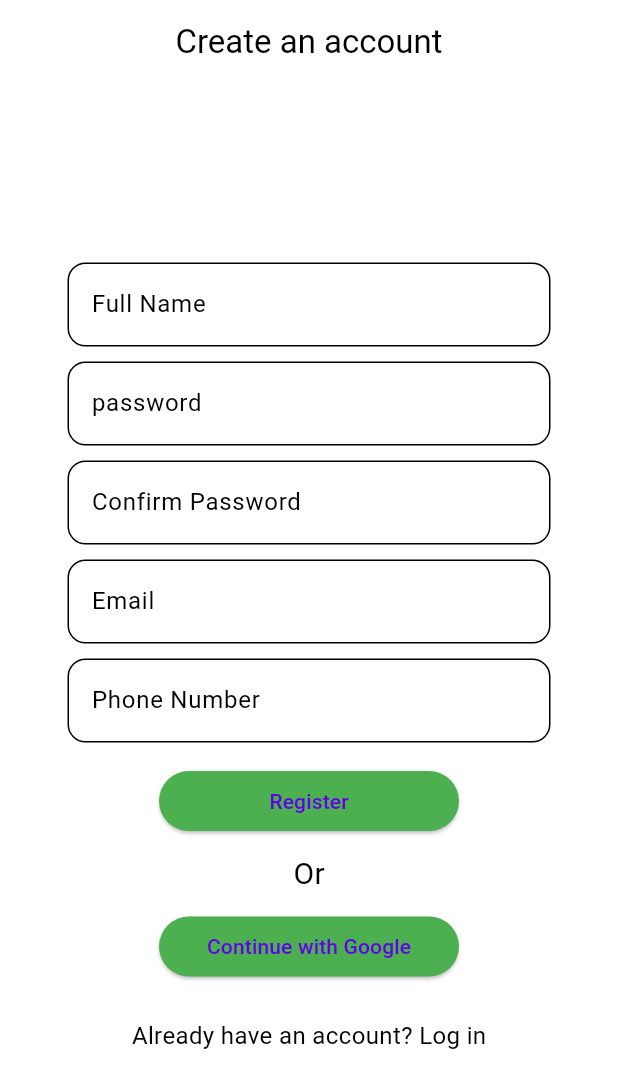
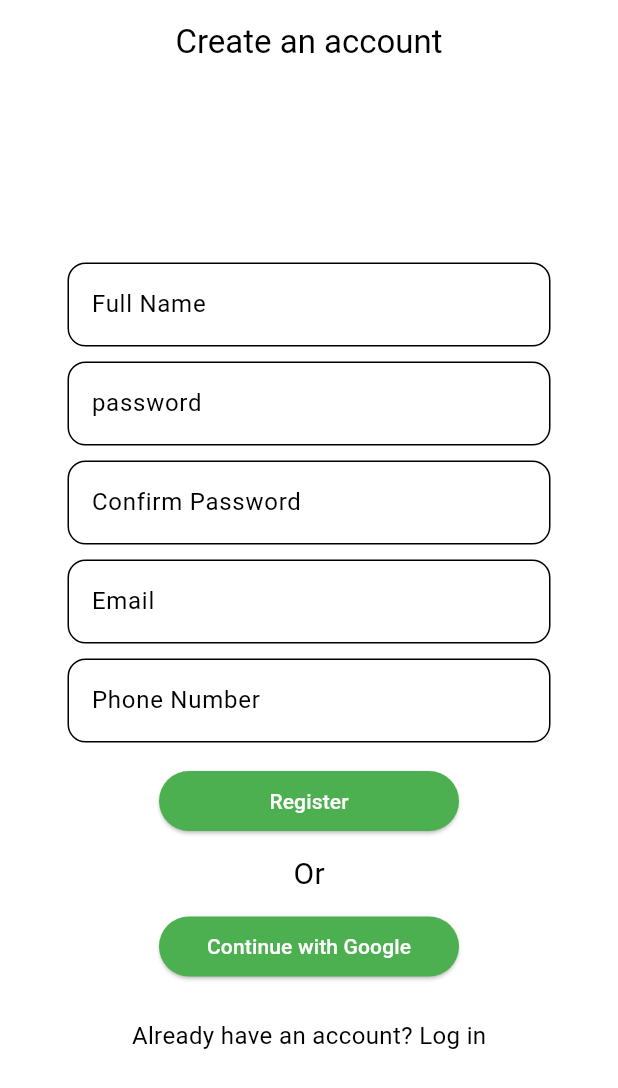
Before and after one commit to Saitabau-Dennis/24-7-ROADSIDE-ASSISTANCE, a Flutter app: the screen it shows after launch, on a phone screen of 412 x 824 dp. Shown: the top 1088 px of the screen. Run offline on Flutter 3.47's test engine with Material 3 defaults, Android fonts, the phone set to English and light mode, and no system bars.

Commit message:
Chore: edit the text color of the buttons for uniformity

```diff
--- a/roadsideassistant/lib/main.dart
+++ b/roadsideassistant/lib/main.dart
@@ -1,5 +1,6 @@
 import 'package:flutter/foundation.dart';
 import 'package:flutter/material.dart';
+import 'package:flutter/widgets.dart';
 import 'pages/Splash_screen.dart';
 // import 'package:firebase_core/firebase_core.dart';
 Future<void> main() async {
@@ -7,9 +8,7 @@ Future<void> main() async {
   // Add a delay to simulate a splash screen for 2 seconds
   await Future.delayed(const Duration(seconds: 2));
   //splashscreen
-
-
-  runApp(const MyApp());
+   runApp(const MyApp());
 }
 
 
@@ -128,7 +127,8 @@ class RegistrationPage extends StatelessWidget {
                     style: ElevatedButton.styleFrom(
                       backgroundColor: Colors.green, // Set the background color to green
                     ),
-                    child: const Text('Register'),
+                    child: const Text('Register',
+                    style: TextStyle(color: Colors.white),),
                   ),
                ),
                Container(
@@ -151,7 +151,8 @@ class RegistrationPage extends StatelessWidget {
                   style: ElevatedButton.styleFrom(
                     backgroundColor: Colors.green,
                   ),
-                  child: const Text('Continue with Google'),
+                  child: const Text('Continue with Google',
+                  style: TextStyle(color: Colors.white),),
                 ),
                   ),
                 const SizedBox(height: 16),
```
